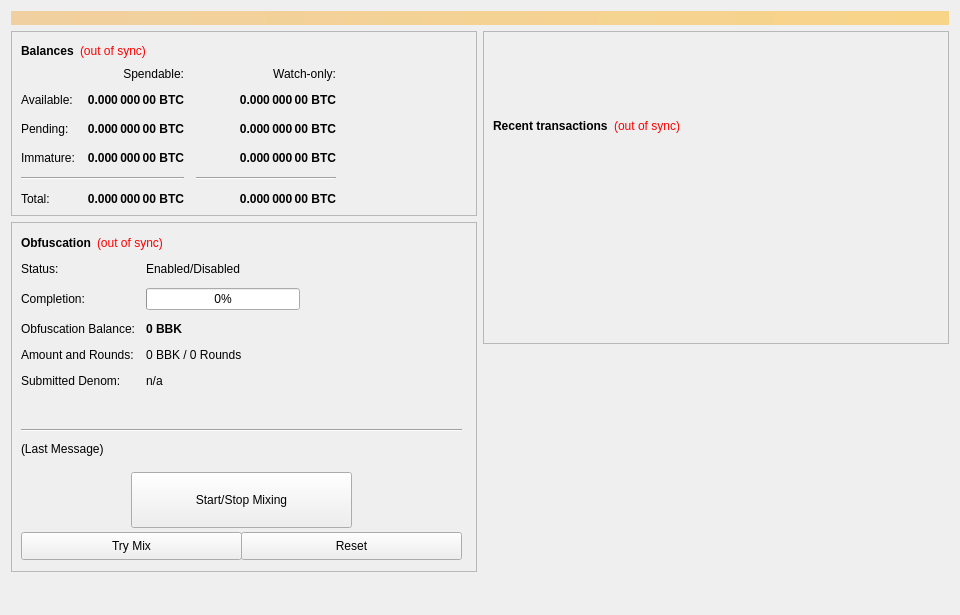
Qt form src/qt/forms/overviewpage.ui (BitBlocksProject/BitBlocks) before a commit.
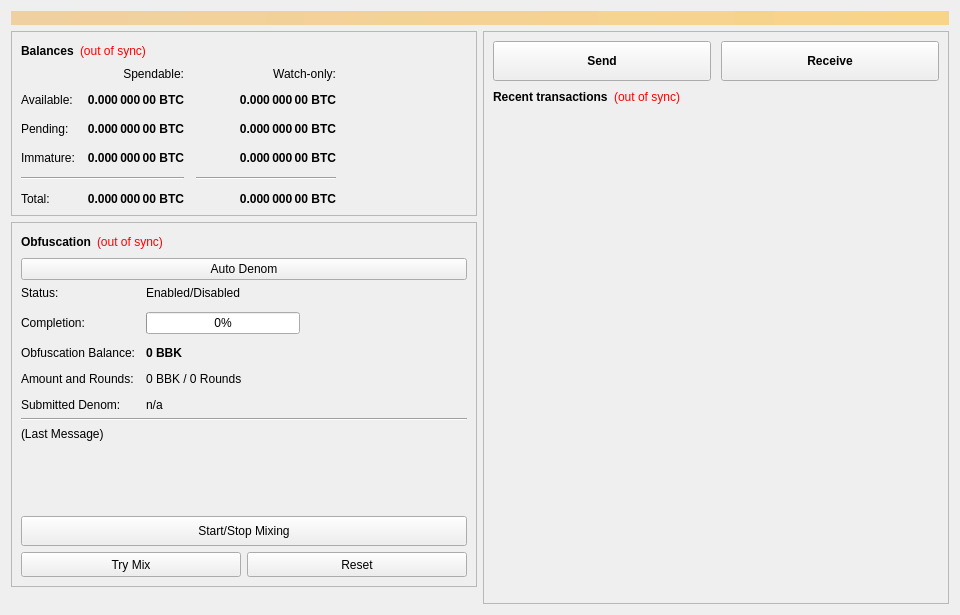
The same form after that commit. Icons and pictures are not drawn.

```diff
--- a/src/qt/forms/overviewpage.ui
+++ b/src/qt/forms/overviewpage.ui
@@ -412,15 +412,64 @@
          <property name="frameShadow">
           <enum>QFrame::Raised</enum>
          </property>
-         <widget class="QWidget" name="formLayoutWidget">
-          <property name="geometry">
-           <rect>
-            <x>10</x>
-            <y>40</y>
-            <width>451</width>
-            <height>161</height>
-           </rect>
-          </property>
+         <layout class="QVBoxLayout" name="verticalLayoutObfuscation">
+          <item>
+           <layout class="QHBoxLayout" name="horizontalLayout_5">
+            <item>
+             <widget class="QLabel" name="label_2">
+              <property name="font">
+               <font>
+                <weight>75</weight>
+                <bold>true</bold>
+               </font>
+              </property>
+              <property name="text">
+               <string>Obfuscation</string>
+              </property>
+             </widget>
+            </item>
+            <item>
+             <widget class="QLabel" name="labelObfuscationSyncStatus">
+              <property name="toolTip">
+               <string>The displayed information may be out of date. Your wallet automatically synchronizes with the BitBlocks network after a connection is established, but this process has not completed yet.</string>
+              </property>
+              <property name="styleSheet">
+               <string notr="true">QLabel { color: red; }</string>
+              </property>
+              <property name="text">
+               <string notr="true">(out of sync)</string>
+              </property>
+              <property name="alignment">
+               <set>Qt::AlignLeading|Qt::AlignLeft|Qt::AlignVCenter</set>
+              </property>
+             </widget>
+            </item>
+            <item>
+             <spacer name="horizontalSpacer_4">
+              <property name="orientation">
+               <enum>Qt::Horizontal</enum>
+              </property>
+              <property name="sizeHint" stdset="0">
+               <size>
+                <width>40</width>
+                <height>20</height>
+               </size>
+              </property>
+             </spacer>
+            </item>
+           </layout>
+          </item>
+          <item>
+            <widget class="QPushButton" name="runAutoDenom">
+             <property name="visible">
+              <bool>false</bool>
+             </property>
+             <property name="text">
+               <string>Auto Denom</string>
+             </property>
+            </widget>
+          </item>
+          <item>
           <layout class="QFormLayout" name="formLayout">
            <property name="fieldGrowthPolicy">
             <enum>QFormLayout::AllNonFixedFieldsGrow</enum>
@@ -517,485 +566,16 @@
             </widget>
            </item>
           </layout>
-         </widget>
-         <widget class="QPushButton" name="runAutoDenom">
-          <property name="geometry">
-           <rect>
-            <x>251</x>
-            <y>17</y>
-            <width>1</width>
-            <height>1</height>
-           </rect>
-          </property>
-          <property name="palette">
-           <palette>
-            <active>
-             <colorrole role="WindowText">
-              <brush brushstyle="SolidPattern">
-               <color alpha="255">
-                <red>0</red>
-                <green>0</green>
-                <blue>0</blue>
-               </color>
-              </brush>
-             </colorrole>
-             <colorrole role="Button">
-              <brush brushstyle="SolidPattern">
-               <color alpha="255">
-                <red>239</red>
-                <green>238</green>
-                <blue>238</blue>
-               </color>
-              </brush>
-             </colorrole>
-             <colorrole role="Light">
-              <brush brushstyle="SolidPattern">
-               <color alpha="255">
-                <red>255</red>
-                <green>255</green>
-                <blue>255</blue>
-               </color>
-              </brush>
-             </colorrole>
-             <colorrole role="Midlight">
-              <brush brushstyle="SolidPattern">
-               <color alpha="255">
-                <red>247</red>
-                <green>246</green>
-                <blue>246</blue>
-               </color>
-              </brush>
-             </colorrole>
-             <colorrole role="Dark">
-              <brush brushstyle="SolidPattern">
-               <color alpha="255">
-                <red>119</red>
-                <green>119</green>
-                <blue>119</blue>
-               </color>
-              </brush>
-             </colorrole>
-             <colorrole role="Mid">
-              <brush brushstyle="SolidPattern">
-               <color alpha="255">
-                <red>159</red>
-                <green>159</green>
-                <blue>159</blue>
-               </color>
-              </brush>
-             </colorrole>
-             <colorrole role="Text">
-              <brush brushstyle="SolidPattern">
-               <color alpha="255">
-                <red>0</red>
-                <green>0</green>
-                <blue>0</blue>
-               </color>
-              </brush>
-             </colorrole>
-             <colorrole role="BrightText">
-              <brush brushstyle="SolidPattern">
-               <color alpha="255">
-                <red>255</red>
-                <green>255</green>
-                <blue>255</blue>
-               </color>
-              </brush>
-             </colorrole>
-             <colorrole role="ButtonText">
-              <brush brushstyle="SolidPattern">
-               <color alpha="255">
-                <red>0</red>
-                <green>0</green>
-                <blue>0</blue>
-               </color>
-              </brush>
-             </colorrole>
-             <colorrole role="Base">
-              <brush brushstyle="SolidPattern">
-               <color alpha="255">
-                <red>255</red>
-                <green>255</green>
-                <blue>255</blue>
-               </color>
-              </brush>
-             </colorrole>
-             <colorrole role="Window">
-              <brush brushstyle="SolidPattern">
-               <color alpha="255">
-                <red>239</red>
-                <green>238</green>
-                <blue>238</blue>
-               </color>
-              </brush>
-             </colorrole>
-             <colorrole role="Shadow">
-              <brush brushstyle="SolidPattern">
-               <color alpha="255">
-                <red>0</red>
-                <green>0</green>
-                <blue>0</blue>
-               </color>
-              </brush>
-             </colorrole>
-             <colorrole role="AlternateBase">
-              <brush brushstyle="SolidPattern">
-               <color alpha="255">
-                <red>247</red>
-                <green>246</green>
-                <blue>246</blue>
-               </color>
-              </brush>
-             </colorrole>
-             <colorrole role="ToolTipBase">
-              <brush brushstyle="SolidPattern">
-               <color alpha="255">
-                <red>255</red>
-                <green>255</green>
-                <blue>220</blue>
-               </color>
-              </brush>
-             </colorrole>
-             <colorrole role="ToolTipText">
-              <brush brushstyle="SolidPattern">
-               <color alpha="255">
-                <red>0</red>
-                <green>0</green>
-                <blue>0</blue>
-               </color>
-              </brush>
-             </colorrole>
-            </active>
-            <inactive>
-             <colorrole role="WindowText">
-              <brush brushstyle="SolidPattern">
-               <color alpha="255">
-                <red>0</red>
-                <green>0</green>
-                <blue>0</blue>
-               </color>
-              </brush>
-             </colorrole>
-             <colorrole role="Button">
-              <brush brushstyle="SolidPattern">
-               <color alpha="255">
-                <red>239</red>
-                <green>238</green>
-                <blue>238</blue>
-               </color>
-              </brush>
-             </colorrole>
-             <colorrole role="Light">
-              <brush brushstyle="SolidPattern">
-               <color alpha="255">
-                <red>255</red>
-                <green>255</green>
-                <blue>255</blue>
-               </color>
-              </brush>
-             </colorrole>
-             <colorrole role="Midlight">
-              <brush brushstyle="SolidPattern">
-               <color alpha="255">
-                <red>247</red>
-                <green>246</green>
-                <blue>246</blue>
-               </color>
-              </brush>
-             </colorrole>
-             <colorrole role="Dark">
-              <brush brushstyle="SolidPattern">
-               <color alpha="255">
-                <red>119</red>
-                <green>119</green>
-                <blue>119</blue>
-               </color>
-              </brush>
-             </colorrole>
-             <colorrole role="Mid">
-              <brush brushstyle="SolidPattern">
-               <color alpha="255">
-                <red>159</red>
-                <green>159</green>
-                <blue>159</blue>
-               </color>
-              </brush>
-             </colorrole>
-             <colorrole role="Text">
-              <brush brushstyle="SolidPattern">
-               <color alpha="255">
-                <red>0</red>
-                <green>0</green>
-                <blue>0</blue>
-               </color>
-              </brush>
-             </colorrole>
-             <colorrole role="BrightText">
-              <brush brushstyle="SolidPattern">
-               <color alpha="255">
-                <red>255</red>
-                <green>255</green>
-                <blue>255</blue>
-               </color>
-              </brush>
-             </colorrole>
-             <colorrole role="ButtonText">
-              <brush brushstyle="SolidPattern">
-               <color alpha="255">
-                <red>0</red>
-                <green>0</green>
-                <blue>0</blue>
-               </color>
-              </brush>
-             </colorrole>
-             <colorrole role="Base">
-              <brush brushstyle="SolidPattern">
-               <color alpha="255">
-                <red>255</red>
-                <green>255</green>
-                <blue>255</blue>
-               </color>
-              </brush>
-             </colorrole>
-             <colorrole role="Window">
-              <brush brushstyle="SolidPattern">
-               <color alpha="255">
-                <red>239</red>
-                <green>238</green>
-                <blue>238</blue>
-               </color>
-              </brush>
-             </colorrole>
-             <colorrole role="Shadow">
-              <brush brushstyle="SolidPattern">
-               <color alpha="255">
-                <red>0</red>
-                <green>0</green>
-                <blue>0</blue>
-               </color>
-              </brush>
-             </colorrole>
-             <colorrole role="AlternateBase">
-              <brush brushstyle="SolidPattern">
-               <color alpha="255">
-                <red>247</red>
-                <green>246</green>
-                <blue>246</blue>
-               </color>
-              </brush>
-             </colorrole>
-             <colorrole role="ToolTipBase">
-              <brush brushstyle="SolidPattern">
-               <color alpha="255">
-                <red>255</red>
-                <green>255</green>
-                <blue>220</blue>
-               </color>
-              </brush>
-             </colorrole>
-             <colorrole role="ToolTipText">
-              <brush brushstyle="SolidPattern">
-               <color alpha="255">
-                <red>0</red>
-                <green>0</green>
-                <blue>0</blue>
-               </color>
-              </brush>
-             </colorrole>
-            </inactive>
-            <disabled>
-             <colorrole role="WindowText">
-              <brush brushstyle="SolidPattern">
-               <color alpha="255">
-                <red>119</red>
-                <green>119</green>
-                <blue>119</blue>
-               </color>
-              </brush>
-             </colorrole>
-             <colorrole role="Button">
-              <brush brushstyle="SolidPattern">
-               <color alpha="255">
-                <red>239</red>
-                <green>238</green>
-                <blue>238</blue>
-               </color>
-              </brush>
-             </colorrole>
-             <colorrole role="Light">
-              <brush brushstyle="SolidPattern">
-               <color alpha="255">
-                <red>255</red>
-                <green>255</green>
-                <blue>255</blue>
-               </color>
-              </brush>
-             </colorrole>
-             <colorrole role="Midlight">
-              <brush brushstyle="SolidPattern">
-               <color alpha="255">
-                <red>247</red>
-                <green>246</green>
-                <blue>246</blue>
-               </color>
-              </brush>
-             </colorrole>
-             <colorrole role="Dark">
-              <brush brushstyle="SolidPattern">
-               <color alpha="255">
-                <red>119</red>
-                <green>119</green>
-                <blue>119</blue>
-               </color>
-              </brush>
-             </colorrole>
-             <colorrole role="Mid">
-              <brush brushstyle="SolidPattern">
-               <color alpha="255">
-                <red>159</red>
-                <green>159</green>
-                <blue>159</blue>
-               </color>
-              </brush>
-             </colorrole>
-             <colorrole role="Text">
-              <brush brushstyle="SolidPattern">
-               <color alpha="255">
-                <red>119</red>
-                <green>119</green>
-                <blue>119</blue>
-               </color>
-              </brush>
-             </colorrole>
-             <colorrole role="BrightText">
-              <brush brushstyle="SolidPattern">
-               <color alpha="255">
-                <red>255</red>
-                <green>255</green>
-                <blue>255</blue>
-               </color>
-              </brush>
-             </colorrole>
-             <colorrole role="ButtonText">
-              <brush brushstyle="SolidPattern">
-               <color alpha="255">
-                <red>119</red>
-                <green>119</green>
-                <blue>119</blue>
-               </color>
-              </brush>
-             </colorrole>
-             <colorrole role="Base">
-              <brush brushstyle="SolidPattern">
-               <color alpha="255">
-                <red>239</red>
-                <green>238</green>
-                <blue>238</blue>
-               </color>
-              </brush>
-             </colorrole>
-             <colorrole role="Window">
-              <brush brushstyle="SolidPattern">
-               <color alpha="255">
-                <red>239</red>
-                <green>238</green>
-                <blue>238</blue>
-               </color>
-              </brush>
-             </colorrole>
-             <colorrole role="Shadow">
-              <brush brushstyle="SolidPattern">
-               <color alpha="255">
-                <red>0</red>
-                <green>0</green>
-                <blue>0</blue>
-               </color>
-              </brush>
-             </colorrole>
-             <colorrole role="AlternateBase">
-              <brush brushstyle="SolidPattern">
-               <color alpha="255">
-                <red>239</red>
-                <green>238</green>
-                <blue>238</blue>
-               </color>
-              </brush>
-             </colorrole>
-             <colorrole role="ToolTipBase">
-              <brush brushstyle="SolidPattern">
-               <color alpha="255">
-                <red>255</red>
-                <green>255</green>
-                <blue>220</blue>
-               </color>
-              </brush>
-             </colorrole>
-             <colorrole role="ToolTipText">
-              <brush brushstyle="SolidPattern">
-               <color alpha="255">
-                <red>0</red>
-                <green>0</green>
-                <blue>0</blue>
-               </color>
-              </brush>
-             </colorrole>
-            </disabled>
-           </palette>
-          </property>
-          <property name="focusPolicy">
-           <enum>Qt::NoFocus</enum>
-          </property>
-          <property name="autoFillBackground">
-           <bool>true</bool>
-          </property>
-          <property name="text">
-           <string/>
-          </property>
-          <property name="flat">
-           <bool>true</bool>
-          </property>
-         </widget>
-         <widget class="QPushButton" name="toggleObfuscation">
-          <property name="geometry">
-           <rect>
-            <x>120</x>
-            <y>250</y>
-            <width>221</width>
-            <height>56</height>
-           </rect>
-          </property>
-          <property name="sizePolicy">
-           <sizepolicy hsizetype="MinimumExpanding" vsizetype="Fixed">
-            <horstretch>0</horstretch>
-            <verstretch>0</verstretch>
-           </sizepolicy>
-          </property>
-          <property name="text">
-           <string>Start/Stop Mixing</string>
-          </property>
-         </widget>
+          </item>
+          <item>
          <widget class="Line" name="lineLastMessage">
-          <property name="geometry">
-           <rect>
-            <x>10</x>
-            <y>200</y>
-            <width>441</width>
-            <height>16</height>
-           </rect>
-          </property>
           <property name="orientation">
            <enum>Qt::Horizontal</enum>
           </property>
          </widget>
+          </item>
+          <item>
          <widget class="QLabel" name="obfuscationStatus">
-          <property name="geometry">
-           <rect>
-            <x>10</x>
-            <y>220</y>
-            <width>451</width>
-            <height>61</height>
-           </rect>
-          </property>
           <property name="minimumSize">
            <size>
             <width>288</width>
@@ -1012,21 +592,55 @@
            <bool>true</bool>
           </property>
          </widget>
+          </item>
+          <item>
+           <spacer name="verticalSpacer_Obfuscation">
+            <property name="orientation">
+             <enum>Qt::Vertical</enum>
+            </property>
+            <property name="sizeHint" stdset="0">
+             <size>
+              <width>20</width>
+              <height>40</height>
+             </size>
+            </property>
+           </spacer>
+          </item>
+          <item>
+           <widget class="QPushButton" name="toggleObfuscation">
+            <property name="sizePolicy">
+             <sizepolicy hsizetype="MinimumExpanding" vsizetype="Fixed">
+              <horstretch>0</horstretch>
+              <verstretch>0</verstretch>
+             </sizepolicy>
+            </property>
+            <property name="minimumSize">
+             <size>
+              <width>0</width>
+              <height>30</height>
+             </size>
+            </property>
+            <property name="text">
+             <string>Start/Stop Mixing</string>
+            </property>
+           </widget>
+          </item>
+          <item>
+           <layout class="QHBoxLayout" name="horizontalLayout_ObfuscationButtons">
+            <item>
          <widget class="QPushButton" name="obfuscationAuto">
-          <property name="geometry">
-           <rect>
-            <x>10</x>
-            <y>310</y>
-            <width>221</width>
-            <height>28</height>
-           </rect>
-          </property>
           <property name="sizePolicy">
            <sizepolicy hsizetype="MinimumExpanding" vsizetype="Fixed">
             <horstretch>0</horstretch>
             <verstretch>0</verstretch>
            </sizepolicy>
           </property>
+              <property name="minimumSize">
+               <size>
+                <width>0</width>
+                <height>25</height>
+               </size>
+              </property>
           <property name="toolTip">
            <string>Try to manually submit a Obfuscation request.</string>
           </property>
@@ -1034,21 +648,21 @@
            <string>Try Mix</string>
           </property>
          </widget>
+            </item>
+            <item>
          <widget class="QPushButton" name="obfuscationReset">
-          <property name="geometry">
-           <rect>
-            <x>230</x>
-            <y>310</y>
-            <width>221</width>
-            <height>28</height>
-           </rect>
-          </property>
           <property name="sizePolicy">
            <sizepolicy hsizetype="MinimumExpanding" vsizetype="Fixed">
             <horstretch>0</horstretch>
             <verstretch>0</verstretch>
            </sizepolicy>
           </property>
+              <property name="minimumSize">
+               <size>
+                <width>0</width>
+                <height>25</height>
+               </size>
+              </property>
           <property name="toolTip">
            <string>Reset the current status of Obfuscation (can interrupt Obfuscation if it's in the process of Mixing, which can cost you money!)</string>
           </property>
@@ -1059,60 +673,10 @@
            <string>Reset</string>
           </property>
          </widget>
-         <widget class="QWidget" name="layoutWidget">
-          <property name="geometry">
-           <rect>
-            <x>10</x>
-            <y>10</y>
-            <width>431</width>
-            <height>22</height>
-           </rect>
-          </property>
-          <layout class="QHBoxLayout" name="horizontalLayout_5">
-           <item>
-            <widget class="QLabel" name="label_2">
-             <property name="font">
-              <font>
-               <weight>75</weight>
-               <bold>true</bold>
-              </font>
-             </property>
-             <property name="text">
-              <string>Obfuscation</string>
-             </property>
-            </widget>
-           </item>
-           <item>
-            <widget class="QLabel" name="labelObfuscationSyncStatus">
-             <property name="toolTip">
-              <string>The displayed information may be out of date. Your wallet automatically synchronizes with the BitBlocks network after a connection is established, but this process has not completed yet.</string>
-             </property>
-             <property name="styleSheet">
-              <string notr="true">QLabel { color: red; }</string>
-             </property>
-             <property name="text">
-              <string notr="true">(out of sync)</string>
-             </property>
-             <property name="alignment">
-              <set>Qt::AlignLeading|Qt::AlignLeft|Qt::AlignVCenter</set>
-             </property>
-            </widget>
-           </item>
-           <item>
-            <spacer name="horizontalSpacer_4">
-             <property name="orientation">
-              <enum>Qt::Horizontal</enum>
-             </property>
-             <property name="sizeHint" stdset="0">
-              <size>
-               <width>40</width>
-               <height>20</height>
-              </size>
-             </property>
-            </spacer>
-           </item>
-          </layout>
-         </widget>
+            </item>
+           </layout>
+          </item>
+         </layout>
         </widget>
        </item>
        <item>
@@ -1134,6 +698,12 @@
       <layout class="QVBoxLayout" name="verticalLayout_3">
        <item>
         <widget class="QFrame" name="frame_2">
+         <property name="sizePolicy">
+          <sizepolicy hsizetype="Preferred" vsizetype="Expanding">
+           <horstretch>0</horstretch>
+           <verstretch>0</verstretch>
+          </sizepolicy>
+         </property>
          <property name="frameShape">
           <enum>QFrame::StyledPanel</enum>
          </property>
@@ -1142,20 +712,69 @@
          </property>
          <layout class="QVBoxLayout" name="verticalLayout">
           <item>
-           <spacer name="verticalSpacer_3">
-            <property name="orientation">
-             <enum>Qt::Vertical</enum>
+           <layout class="QHBoxLayout" name="horizontalLayout_QuickActions">
+            <property name="spacing">
+             <number>10</number>
             </property>
-            <property name="sizeType">
-             <enum>QSizePolicy::Fixed</enum>
-            </property>
-            <property name="sizeHint" stdset="0">
+            <item>
+             <widget class="QPushButton" name="buttonOverviewSend">
+              <property name="minimumSize">
+               <size>
+                <width>0</width>
+                <height>40</height>
+               </size>
+              </property>
+              <property name="font">
+               <font>
+                <weight>75</weight>
+                <bold>true</bold>
+               </font>
+              </property>
+              <property name="text">
+               <string>Send</string>
+              </property>
+              <property name="icon">
+               <iconset resource="../bitblocks.qrc">
+                <normaloff>:/icons/send</normaloff>:/icons/send</iconset>
+              </property>
+              <property name="iconSize">
              <size>
-              <width>20</width>
-              <height>75</height>
-             </size>
-            </property>
-           </spacer>
+                <width>24</width>
+                <height>24</height>
+               </size>
+              </property>
+             </widget>
+            </item>
+            <item>
+             <widget class="QPushButton" name="buttonOverviewReceive">
+              <property name="minimumSize">
+               <size>
+                <width>0</width>
+                <height>40</height>
+               </size>
+              </property>
+              <property name="font">
+               <font>
+                <weight>75</weight>
+                <bold>true</bold>
+               </font>
+              </property>
+              <property name="text">
+               <string>Receive</string>
+              </property>
+              <property name="icon">
+               <iconset resource="../bitblocks.qrc">
+                <normaloff>:/icons/receiving_addresses</normaloff>:/icons/receiving_addresses</iconset>
+              </property>
+              <property name="iconSize">
+               <size>
+                <width>24</width>
+                <height>24</height>
+               </size>
+              </property>
+             </widget>
+            </item>
+           </layout>
           </item>
           <item>
            <layout class="QHBoxLayout" name="horizontalLayout_2">
@@ -1228,22 +847,6 @@
          </layout>
         </widget>
        </item>
-       <item>
-        <spacer name="verticalSpacer_2">
-         <property name="orientation">
-          <enum>Qt::Vertical</enum>
-         </property>
-         <property name="sizeType">
-          <enum>QSizePolicy::Expanding</enum>
-         </property>
-         <property name="sizeHint" stdset="0">
-          <size>
-           <width>20</width>
-           <height>40</height>
-          </size>
-         </property>
-        </spacer>
-       </item>
       </layout>
      </item>
     </layout>
```
Lines whose indentation alone changed are shown as unchanged.
